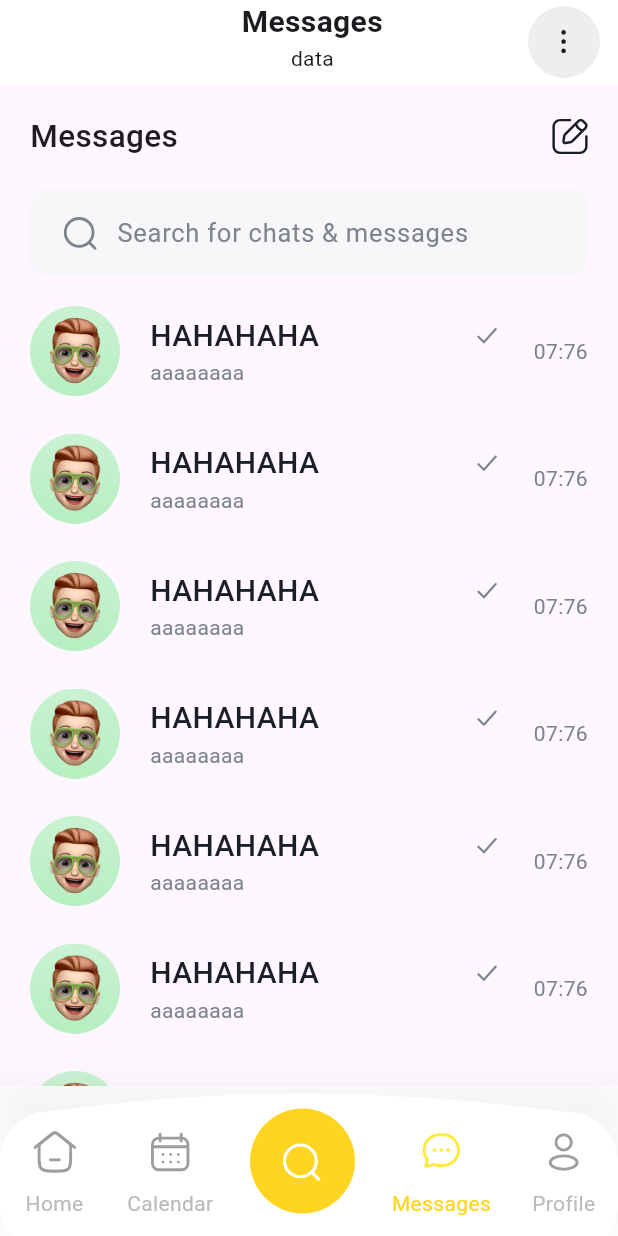
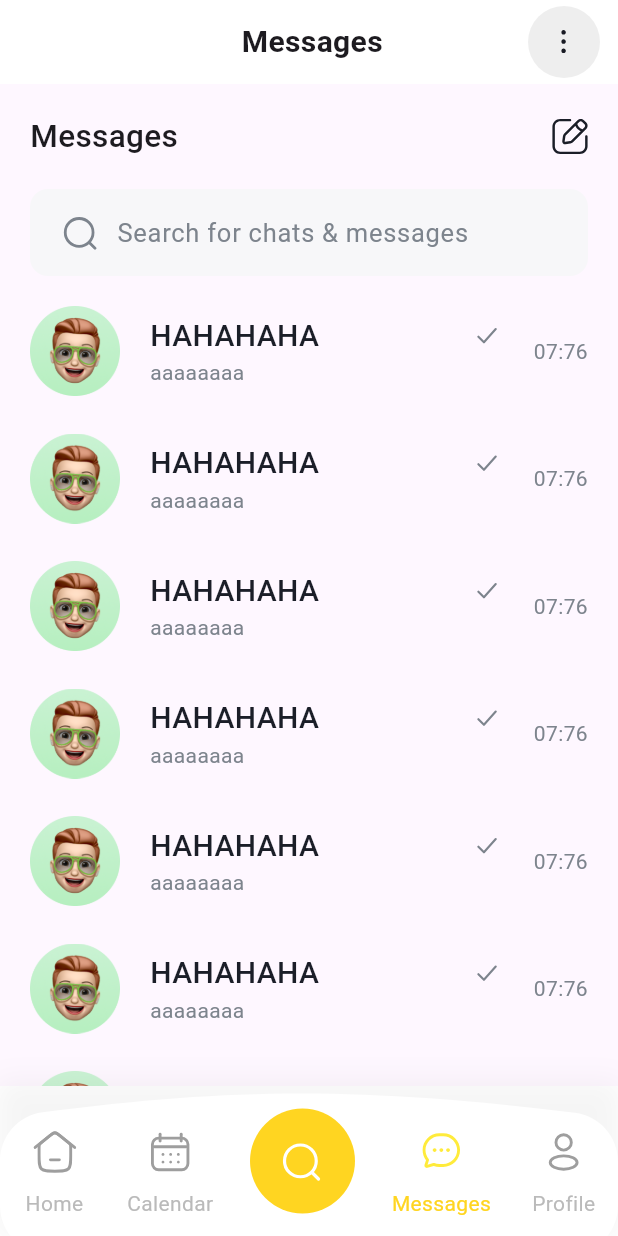
Before and after one commit to Duonganhdu2002/Travel-Flanning-Chat-FE-Flutter, a Flutter app: the HomePage screen opened directly, item 4 of the bottom bar chosen, on a phone screen of 412 x 824 dp. Run offline on Flutter 3.47's test engine with Material 3 defaults, Android fonts, the phone set to English and light mode, and no system bars; our stand-ins replace flutter_svg, google_fonts, readmore, snippet_coder_utils; missing offline and left inert: api_cache_manager; statements that could not run were skipped.

Commit message:
Adding code

```diff
--- a/lib/pages/home_page.dart
+++ b/lib/pages/home_page.dart
@@ -78,7 +78,6 @@ class _HomePageState extends State<HomePage> {
             "Messages",
             style: TextStyle(fontSize: 20, fontWeight: FontWeight.bold),
           ),
-          centerWidget2: Text("data"),
           rightWidget: ComboIcon(),
         );
       case 4:
```
